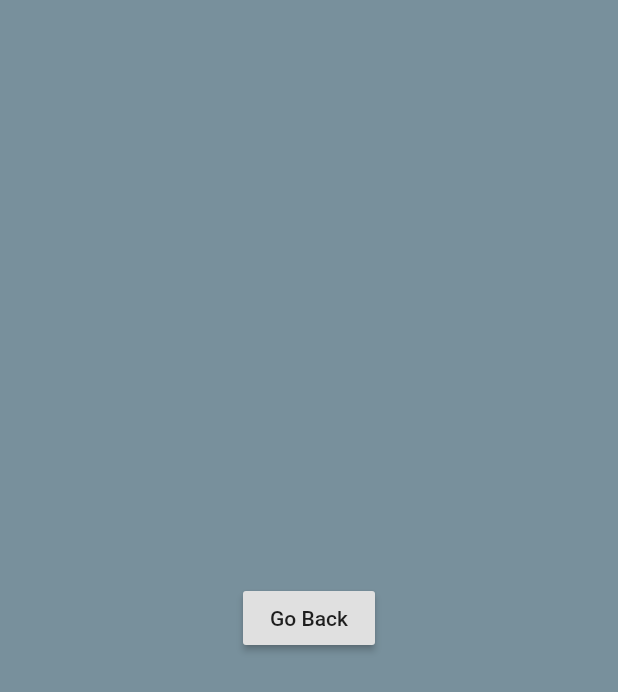
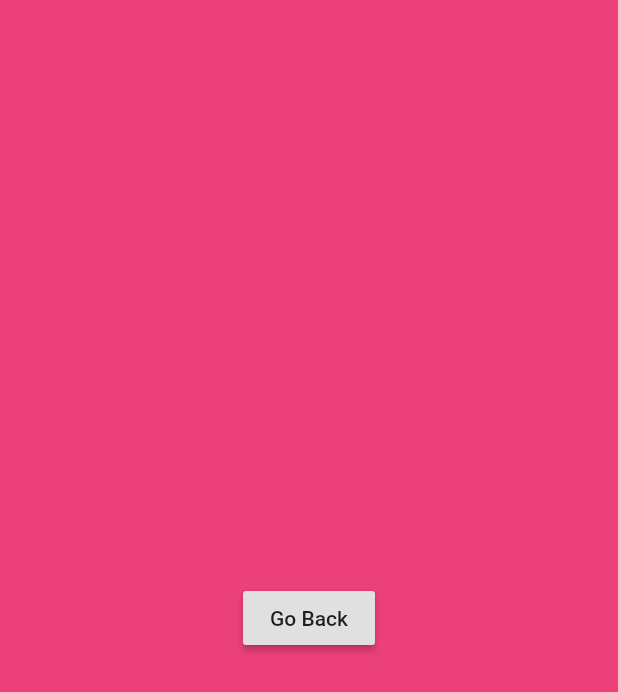
Before and after one commit to ghigbie/flutter_routing, a Flutter app: the screen it shows after launch, after a tap on "Go To Second Screen", on a phone screen of 412 x 824 dp. Shown: the top 692 px of the screen. Run offline on Flutter 3.47's test engine with Material 2 defaults, Android fonts, the phone set to English and light mode, and no system bars.

Commit message:
Change screen colors

```diff
--- a/lib/second_screen.dart
+++ b/lib/second_screen.dart
@@ -5,7 +5,7 @@ class SecondScreen extends StatelessWidget{
   @override
   Widget build(BuildContext context){
     return Container(
-      color: Colors.blueGrey[400],
+      color: Colors.pink[400],
       child: Center(
         child: RaisedButton(
           child: Text('Go Back'),
```
